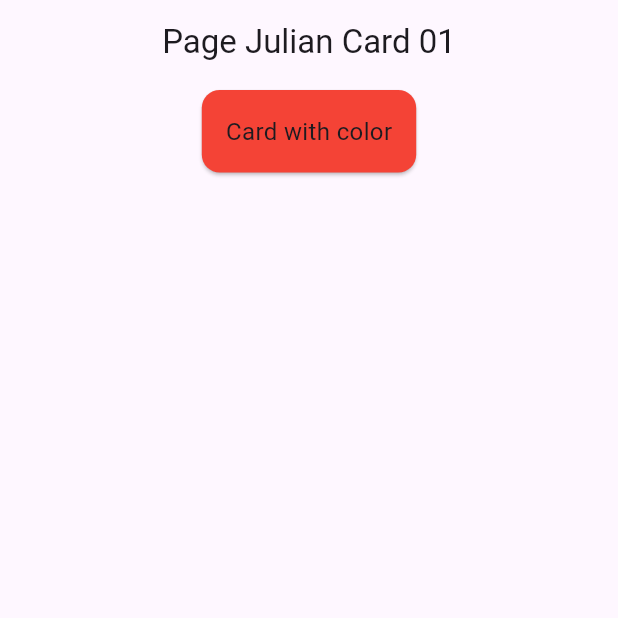
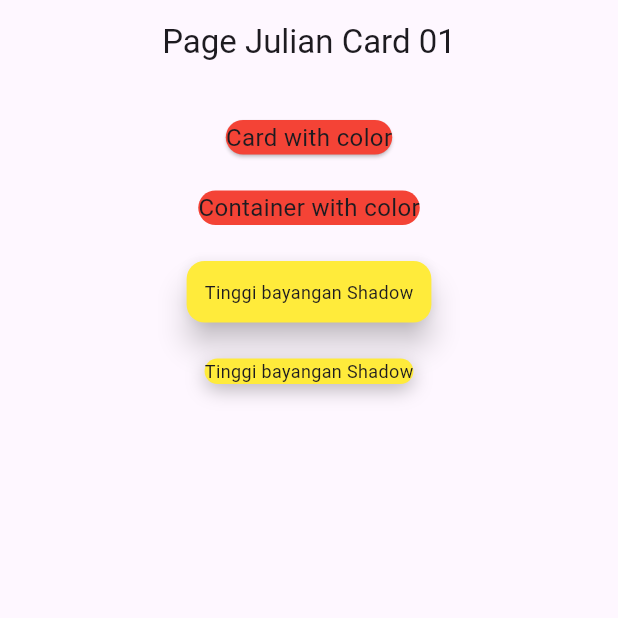
Before and after one commit to Julianarwansah/tugas_week_8_1123150112, a Flutter app: the screen it shows after launch, on a phone screen of 412 x 824 dp, the top half of it. Run offline on Flutter 3.47's test engine with Material 3 defaults, Android fonts, the phone set to English and light mode, and no system bars.

Commit message:
menambahkan incresing elevation card dan container

```diff
--- a/lib/pages/page_card_01.dart
+++ b/lib/pages/page_card_01.dart
@@ -12,20 +12,54 @@ class JulPageCard01 extends StatelessWidget {
       ),
       body: SingleChildScrollView(
         child: Column(
-          crossAxisAlignment: CrossAxisAlignment.center,
           children: [
+            const SizedBox(height: 20),
+
             Center(
               child: Card(
                 color: Colors.red,
-                child: Padding(
-                  padding: EdgeInsets.all(16.0),
-                  child: Text("Card with color", style: TextStyle(fontSize: 16.0)),
+                child: Text("Card with color", style: TextStyle(fontSize: 16.0)),
+              )
+            ),
+
+            const SizedBox(height: 20),
+              Container(
+                decoration: BoxDecoration(
+                borderRadius: BorderRadius.circular(12.0),
+                color: Colors.red,
+              ),
+            child: Text("Container with color", style: TextStyle(fontSize: 16.0)),
+            ),
+
+            const SizedBox(height: 20),
+
+            Card(
+              elevation: 8, // tinggi bayangan
+              color: Colors.yellow,
+              child: Padding(
+                padding: const EdgeInsets.all(12.0),
+                child: Text(
+                  "Tinggi bayangan Shadow",
+                  style: TextStyle(fontSize: 12.0),
                 ),
               ),
             ),
+
+            const SizedBox(height: 20),
+
+            Container(
+            decoration: BoxDecoration(
+              color: Colors.yellow,
+              borderRadius: BorderRadius.circular(16),
+              boxShadow: [
+                BoxShadow(color: Colors.black26, blurRadius: 10, offset: Offset(0, 4)),
+            ],
+            ),
+            child: Text("Tinggi bayangan Shadow", style: TextStyle(fontSize: 12.0)),
+            ),
           ],
         ),
-      )
+      ),
     );
   }
 }
```
